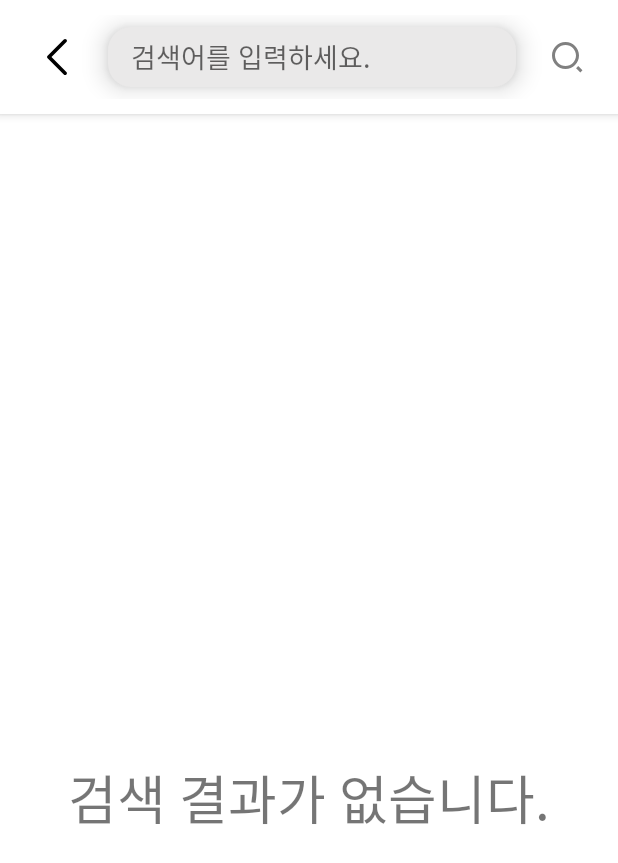
After one commit to corhythm/cs_moa, an Android app: the SearchResultActivity screen opened directly, with no data from a screen before it, on a phone screen of 412 x 824 dp. The commit adds this screen. Shown: the top 863 px of the screen. Run offline under Robolectric (Android 15) with nearby library versions, the phone set to English and light mode, and no system bars; our stand-ins replace Room's generated code; 2 statements that could not run were skipped.

Commit message:
add SearchResultActivity

```diff
--- /dev/null
+++ b/app/src/main/java/com/mju/csmoa/SearchHistoryType.kt
@@ -0,0 +1,6 @@
+package com.mju.csmoa
+
+// 최근 검색어 저장할 떄, 어떤 항목에서 검색했는지 구분(e.g. 제품리뷰에서 검색 -> 0, 행사상품에서 검색 -> 1)
+enum class SearchHistoryType {
+    REVIEW, EVENT, RECIPE
+}
--- /dev/null
+++ b/app/src/main/java/com/mju/csmoa/SearchResultActivity.kt
@@ -0,0 +1,83 @@
+package com.mju.csmoa
+
+import android.os.Bundle
+import android.view.Menu
+import android.view.MenuItem
+import android.widget.Toast
+import androidx.appcompat.app.AppCompatActivity
+import androidx.fragment.app.Fragment
+import androidx.lifecycle.lifecycleScope
+import com.mju.csmoa.databinding.ActivitySearchResultBinding
+import com.mju.csmoa.util.room.database.LocalRoomDatabase
+import com.mju.csmoa.util.room.entity.SearchHistory
+import kotlinx.coroutines.launch
+import java.text.SimpleDateFormat
+import java.util.*
+
+class SearchResultActivity : AppCompatActivity() {
+
+    private lateinit var binding: ActivitySearchResultBinding
+    private lateinit var nowFragment: Fragment
+
+    override fun onCreate(savedInstanceState: Bundle?) {
+        super.onCreate(savedInstanceState)
+        binding = ActivitySearchResultBinding.inflate(layoutInflater)
+        setContentView(binding.root)
+        init()
+    }
+
+    private fun init() {
+        // toolbar init
+        setSupportActionBar(binding.toolbarSearchResultToolbar)
+        binding.toolbarSearchResultToolbar.setNavigationOnClickListener { super.onBackPressed() }
+
+        // get searchWord data from HomeActivity
+        val searchWord = intent.getStringExtra("searchWord")
+        binding.editTextSearchResultSearchbar.setText(searchWord!!)
+        saveSearchHistory(searchWord)
+
+        // 검색 결과 없으면 NoSearchResultFragment로 이동
+        nowFragment = NoSearchResultFragment()
+        replaceFragment(nowFragment)
+    }
+
+    private fun replaceFragment(fragment: Fragment) {
+        supportFragmentManager.beginTransaction()
+            .replace(binding.frameLayoutSearchResultContainer.id, fragment)
+            .commit()
+    }
+
+    // save search history
+    private fun saveSearchHistory(searchWord: String) {
+
+        if (searchWord.trim().isEmpty()) {
+            return
+        }
+
+        val currentDate = SimpleDateFormat("yy.MM.dd HH:mm:ss", Locale.getDefault()).format(Date())
+        val database = LocalRoomDatabase.getDatabase(this)
+
+        lifecycleScope.launch {
+            database.searchHistoryDao().insertSearchHistory(
+                SearchHistory(searchWord = searchWord, createdAt = currentDate, type = 0)
+            )
+        }
+    }
+
+    override fun onCreateOptionsMenu(menu: Menu?): Boolean {
+        binding.toolbarSearchResultToolbar.inflateMenu(R.menu.toolbar_search_menu)
+        return super.onCreateOptionsMenu(menu)
+    }
+
+    override fun onOptionsItemSelected(item: MenuItem): Boolean {
+        when (item.itemId) {
+            R.id.searchMenu_searchBar_search -> {
+
+            }
+        }
+
+        return super.onOptionsItemSelected(item)
+    }
+
+
+}
--- a/app/src/main/java/com/mju/csmoa/util/room/entity/SearchHistory.kt
+++ b/app/src/main/java/com/mju/csmoa/util/room/entity/SearchHistory.kt
@@ -7,5 +7,5 @@ import androidx.room.PrimaryKey
 // 어디서 검색한 검색어인지 e.g. 제품리뷰(0), 행사상품(1), 레시피(?)
 @Entity
 data class SearchHistory(
-    @PrimaryKey val searchWord: String, val createdAt: String, val type: Int
+    @PrimaryKey val searchWord: String, val createdAt: String, val type: Short
 )
--- /dev/null
+++ b/app/src/main/res/layout/activity_search_result.xml
@@ -0,0 +1,57 @@
+<?xml version="1.0" encoding="utf-8"?>
+<androidx.constraintlayout.widget.ConstraintLayout xmlns:android="http://schemas.android.com/apk/res/android"
+    xmlns:app="http://schemas.android.com/apk/res-auto"
+    xmlns:tools="http://schemas.android.com/tools"
+    android:layout_width="match_parent"
+    android:layout_height="match_parent"
+    tools:context=".SearchResultActivity">
+
+    <com.google.android.material.appbar.AppBarLayout
+        android:id="@+id/appBarLayout_searchResult_appBarLayout"
+        android:layout_width="match_parent"
+        android:layout_height="wrap_content"
+        android:elevation="30dp"
+        app:layout_constraintEnd_toEndOf="parent"
+        app:layout_constraintStart_toStartOf="parent"
+        app:layout_constraintTop_toTopOf="parent">
+
+        <com.google.android.material.appbar.MaterialToolbar
+            android:id="@+id/toolbar_searchResult_toolbar"
+            android:layout_width="match_parent"
+            android:layout_height="wrap_content"
+            android:background="#ffffff"
+            android:padding="10dp"
+            app:menu="@menu/toolbar_search_menu"
+            app:navigationIcon="@drawable/ic_all_back">
+
+            <EditText
+                android:id="@+id/editText_searchResult_searchbar"
+                android:layout_width="match_parent"
+                android:layout_height="40dp"
+                android:background="@drawable/search_edittext_background"
+                android:drawablePadding="10dp"
+                android:elevation="10dp"
+                android:hint="검색어를 입력하세요."
+                android:imeOptions="actionSearch"
+                android:inputType="text"
+                android:maxLength="70"
+                android:maxLines="1"
+                android:paddingStart="15dp"
+                android:paddingEnd="10dp"
+                android:textCursorDrawable="@drawable/edittext_cursor_color" />
+
+        </com.google.android.material.appbar.MaterialToolbar>
+    </com.google.android.material.appbar.AppBarLayout>
+
+    <FrameLayout
+        android:id="@+id/frameLayout_searchResult_container"
+        android:layout_width="match_parent"
+        android:layout_height="0dp"
+        app:layout_constraintStart_toStartOf="parent"
+        app:layout_constraintEnd_toEndOf="parent"
+        app:layout_constraintTop_toBottomOf="@id/appBarLayout_searchResult_appBarLayout"
+        app:layout_constraintBottom_toBottomOf="parent"
+        tools:background="#DD9999"/>
+
+
+</androidx.constraintlayout.widget.ConstraintLayout>
```
Also changed, not shown: app/src/main/AndroidManifest.xml (+4 -8 lines), app/src/main/java/com/mju/csmoa/HomeActivity.kt (+40 -39 lines), app/src/main/java/com/mju/csmoa/SearchHistoryFragment.kt (+10 -10 lines).
